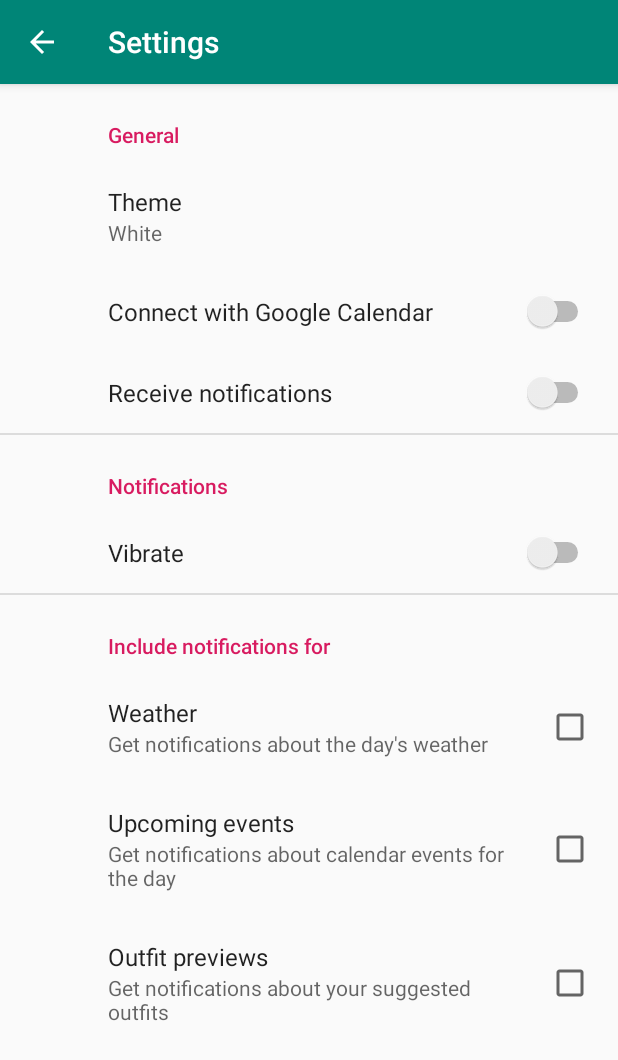
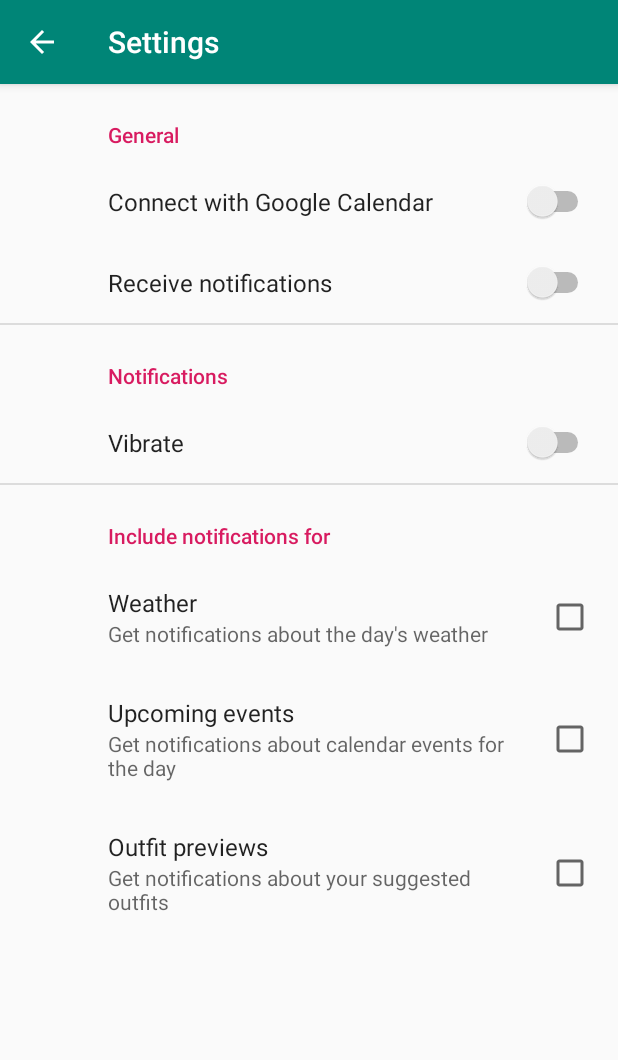
Before and after one commit to garport/WhatToWear, an Android app: the SettingsFragment screen opened directly, with no data from a screen before it, on a phone screen of 412 x 824 dp. Shown: the top 1060 px of the screen. Run offline under Robolectric (Android 15) with nearby library versions, the phone set to English and light mode, and no system bars; our stand-ins replace androidx.preference.

Commit message:
removed "change theme " from settings Reordered items in home screen

```diff
--- /dev/null
+++ b/app/src/main/res/mipmap-anydpi-v26/applogo_round.xml
@@ -0,0 +1,5 @@
+<?xml version="1.0" encoding="utf-8"?>
+<adaptive-icon xmlns:android="http://schemas.android.com/apk/res/android">
+    <background android:drawable="@color/ic_launcher_background1"/>
+    <foreground android:drawable="@mipmap/newlogo"/>
+</adaptive-icon>
--- a/app/src/main/res/xml/settings.xml
+++ b/app/src/main/res/xml/settings.xml
@@ -3,11 +3,7 @@
 
 
     <PreferenceCategory android:title="General">
-        <ListPreference
-            android:key="theme"
-            android:title="Theme"
-            android:entries="@array/theme_options"
-            android:summary="White"/>
+
 
         <SwitchPreference
             android:key="calendar_sync"
```
Also changed, not shown: app/src/main/java/com/example/root/testapp/MainActivity.java (+4 -3 lines), app/src/main/res/mipmap-hdpi/applogo_round.png (added), app/src/main/res/mipmap-mdpi/applogo_round.png (added), app/src/main/res/mipmap-xhdpi/applogo_round.png (added), app/src/main/res/mipmap-xxhdpi/applogo_round.png (added), app/src/main/res/mipmap-xxxhdpi/applogo_round.png (added).
